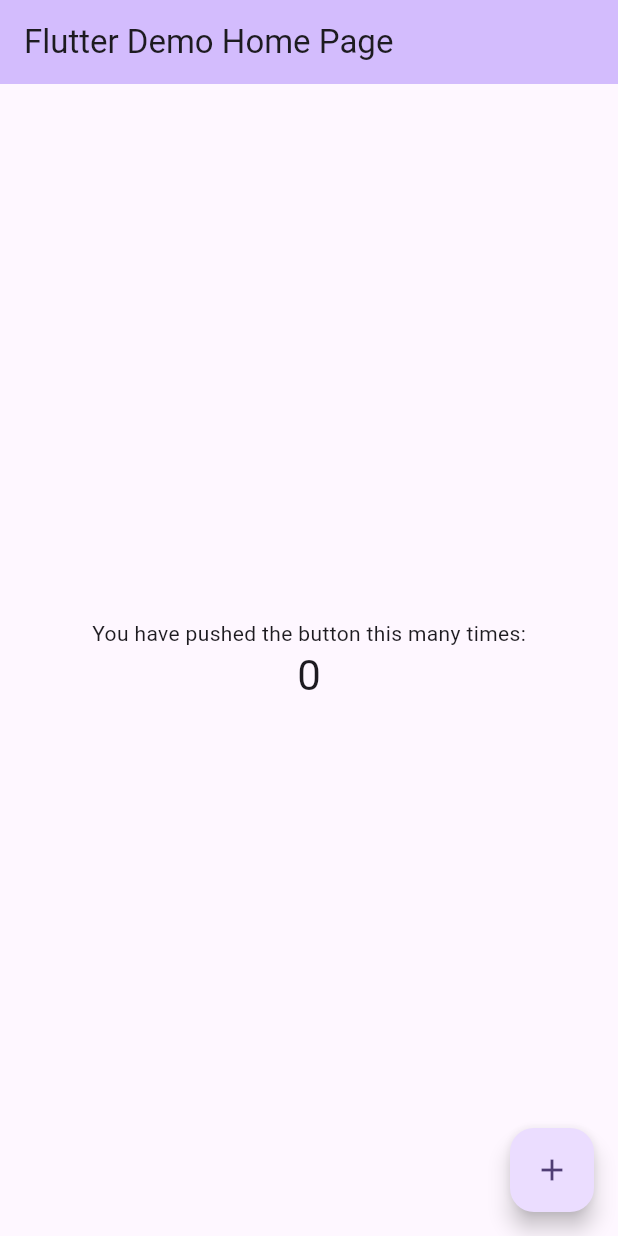
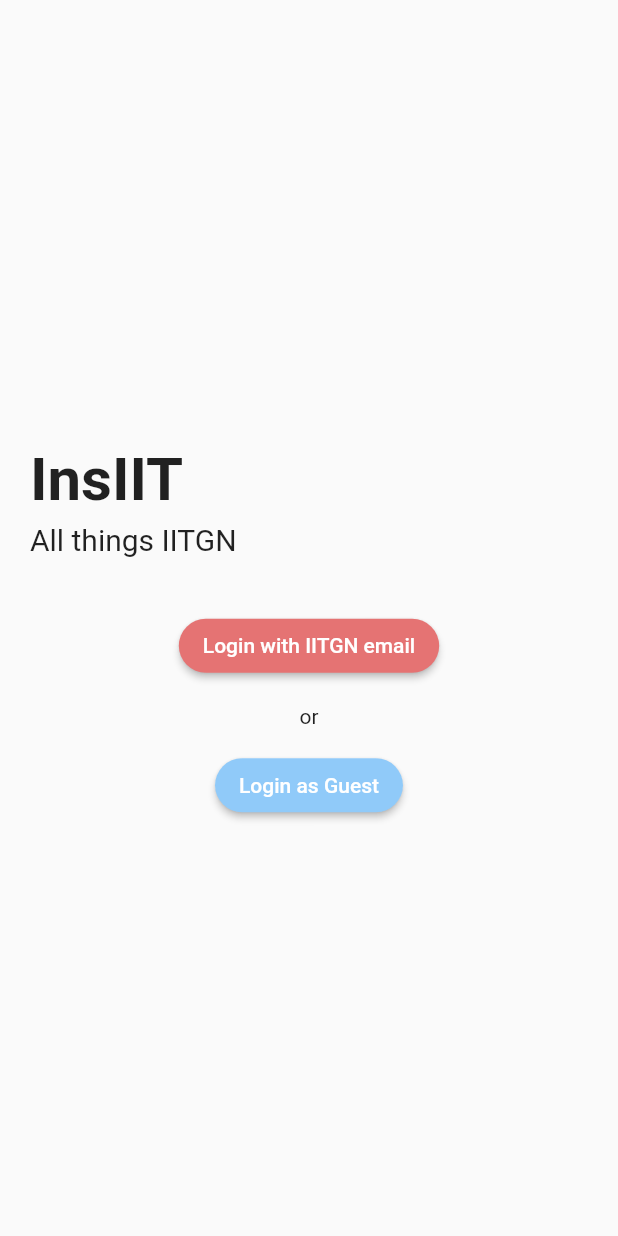
Before and after one commit to MayankG-07/insiit, a Flutter app: the screen it shows after launch, on a phone screen of 412 x 824 dp. Run offline on Flutter 3.47's test engine with Material 2 defaults, Android fonts, the phone set to English and light mode, and no system bars.

Commit message:
Added UI

```diff
--- /dev/null
+++ b/ui/insiit/lib/authentication/login.dart
@@ -0,0 +1,82 @@
+import 'package:flutter/material.dart';
+
+import '../screens/home.dart';
+
+class LoginScreen extends StatefulWidget {
+  const LoginScreen({super.key});
+
+  @override
+  State<LoginScreen> createState() => _LoginScreenState();
+}
+
+class _LoginScreenState extends State<LoginScreen> {
+  @override
+  Widget build(BuildContext context) {
+    return Scaffold(
+      body: Column(
+        mainAxisAlignment: MainAxisAlignment.center,
+        children: [
+          Container(
+            padding: const EdgeInsets.all(20),
+            child: const Row(
+              mainAxisAlignment: MainAxisAlignment.start,
+              children: [
+                Column(
+                  crossAxisAlignment: CrossAxisAlignment.start,
+                  children: [
+                    Text("InsIIT",
+                        style: TextStyle(
+                            fontWeight: FontWeight.bold, fontSize: 40)),
+                    SizedBox(
+                      height: 5,
+                    ),
+                    Text("All things IITGN", style: TextStyle(fontSize: 20)),
+                  ],
+                ),
+              ],
+            ),
+          ),
+          const SizedBox(
+            height: 15,
+          ),
+          ElevatedButton(
+            style: ElevatedButton.styleFrom(
+              shape: RoundedRectangleBorder(
+                borderRadius: BorderRadius.circular(20),
+              ),
+              backgroundColor: Colors.red[300],
+            ),
+            onPressed: () => Navigator.pushAndRemoveUntil(
+                context,
+                MaterialPageRoute(builder: (_) => const HomeScreen()),
+                (route) => false),
+            child: const Text('Login with IITGN email'),
+          ),
+          const SizedBox(
+            height: 15,
+          ),
+          const SizedBox(
+            height: 15,
+            child: Text("or"),
+          ),
+          const SizedBox(
+            height: 15,
+          ),
+          ElevatedButton(
+            style: ElevatedButton.styleFrom(
+              shape: RoundedRectangleBorder(
+                borderRadius: BorderRadius.circular(20),
+              ),
+              backgroundColor: Colors.blue[200],
+            ),
+            onPressed: () => Navigator.pushAndRemoveUntil(
+                context,
+                MaterialPageRoute(builder: (_) => const HomeScreen()),
+                (route) => false),
+            child: const Text('Login as Guest'),
+          ),
+        ],
+      ),
+    );
+  }
+}
--- a/ui/insiit/lib/main.dart
+++ b/ui/insiit/lib/main.dart
@@ -1,4 +1,7 @@
 import 'package:flutter/material.dart';
+
+import './authentication/login.dart';
+import './screens/home.dart';
 
 void main() {
   runApp(const MyApp());
@@ -7,119 +10,14 @@
 class MyApp extends StatelessWidget {
   const MyApp({super.key});
 
-  // This widget is the root of your application.
   @override
   Widget build(BuildContext context) {
     return MaterialApp(
-      title: 'Flutter Demo',
+      debugShowCheckedModeBanner: false,
+      home: const LoginScreen(),
       theme: ThemeData(
-        // This is the theme of your application.
-        //
-        // TRY THIS: Try running your application with "flutter run". You'll see
-        // the application has a blue toolbar. Then, without quitting the app,
-        // try changing the seedColor in the colorScheme below to Colors.green
-        // and then invoke "hot reload" (save your changes or press the "hot
-        // reload" button in a Flutter-supported IDE, or press "r" if you used
-        // the command line to start the app).
-        //
-        // Notice that the counter didn't reset back to zero; the application
-        // state is not lost during the reload. To reset the state, use hot
-        // restart instead.
-        //
-        // This works for code too, not just values: Most code changes can be
-        // tested with just a hot reload.
-        colorScheme: ColorScheme.fromSeed(seedColor: Colors.deepPurple),
-        useMaterial3: true,
+        hintColor: const Color.fromARGB(198, 161, 126, 18),
       ),
-      home: const MyHomePage(title: 'Flutter Demo Home Page'),
     );
   }
 }
-
-class MyHomePage extends StatefulWidget {
-  const MyHomePage({super.key, required this.title});
-
-  // This widget is the home page of your application. It is stateful, meaning
-  // that it has a State object (defined below) that contains fields that affect
-  // how it looks.
-
-  // This class is the configuration for the state. It holds the values (in this
-  // case the title) provided by the parent (in this case the App widget) and
-  // used by the build method of the State. Fields in a Widget subclass are
-  // always marked "final".
-
-  final String title;
-
-  @override
-  State<MyHomePage> createState() => _MyHomePageState();
-}
-
-class _MyHomePageState extends State<MyHomePage> {
-  int _counter = 0;
-
-  void _incrementCounter() {
-    setState(() {
-      // This call to setState tells the Flutter framework that something has
-      // changed in this State, which causes it to rerun the build method below
-      // so that the display can reflect the updated values. If we changed
-      // _counter without calling setState(), then the build method would not be
-      // called again, and so nothing would appear to happen.
-      _counter++;
-    });
-  }
-
-  @override
-  Widget build(BuildContext context) {
-    // This method is rerun every time setState is called, for instance as done
-    // by the _incrementCounter method above.
-    //
-    // The Flutter framework has been optimized to make rerunning build methods
-    // fast, so that you can just rebuild anything that needs updating rather
-    // than having to individually change instances of widgets.
-    return Scaffold(
-      appBar: AppBar(
-        // TRY THIS: Try changing the color here to a specific color (to
-        // Colors.amber, perhaps?) and trigger a hot reload to see the AppBar
-        // change color while the other colors stay the same.
-        backgroundColor: Theme.of(context).colorScheme.inversePrimary,
-        // Here we take the value from the MyHomePage object that was created by
-        // the App.build method, and use it to set our appbar title.
-        title: Text(widget.title),
-      ),
-      body: Center(
-        // Center is a layout widget. It takes a single child and positions it
-        // in the middle of the parent.
-        child: Column(
-          // Column is also a layout widget. It takes a list of children and
-          // arranges them vertically. By default, it sizes itself to fit its
-          // children horizontally, and tries to be as tall as its parent.
-          //
-          // Column has various properties to control how it sizes itself and
-          // how it positions its children. Here we use mainAxisAlignment to
-          // center the children vertically; the main axis here is the vertical
-          // axis because Columns are vertical (the cross axis would be
-          // horizontal).
-          //
-          // TRY THIS: Invoke "debug painting" (choose the "Toggle Debug Paint"
-          // action in the IDE, or press "p" in the console), to see the
-          // wireframe for each widget.
-          mainAxisAlignment: MainAxisAlignment.center,
-          children: <Widget>[
-            const Text(
-              'You have pushed the button this many times:',
-            ),
-            Text(
-              '$_counter',
-              style: Theme.of(context).textTheme.headlineMedium,
-            ),
-          ],
-        ),
-      ),
-      floatingActionButton: FloatingActionButton(
-        onPressed: _incrementCounter,
-        tooltip: 'Increment',
-        child: const Icon(Icons.add),
-      ), // This trailing comma makes auto-formatting nicer for build methods.
-    );
-  }
-}
--- a/ui/insiit/pubspec.yaml
+++ b/ui/insiit/pubspec.yaml
@@ -35,6 +35,7 @@
   # The following adds the Cupertino Icons font to your application.
   # Use with the CupertinoIcons class for iOS style icons.
   cupertino_icons: ^1.0.2
+  auth: ^8.2.0+02
 
 dev_dependencies:
   flutter_test:
```
Also changed, not shown: ui/insiit/lib/screens/home.dart (added, +87 -0 lines), ui/insiit/lib/screens/notification.dart (added, +15 -0 lines), ui/insiit/lib/screens/qr.dart (added, +10 -0 lines), ui/insiit/lib/widgets/bus.dart (added, +15 -0 lines), ui/insiit/lib/widgets/home.dart (added, +55 -0 lines), ui/insiit/lib/widgets/mess.dart (added, +15 -0 lines), ui/insiit/pubspec.lock, 8 other files.
